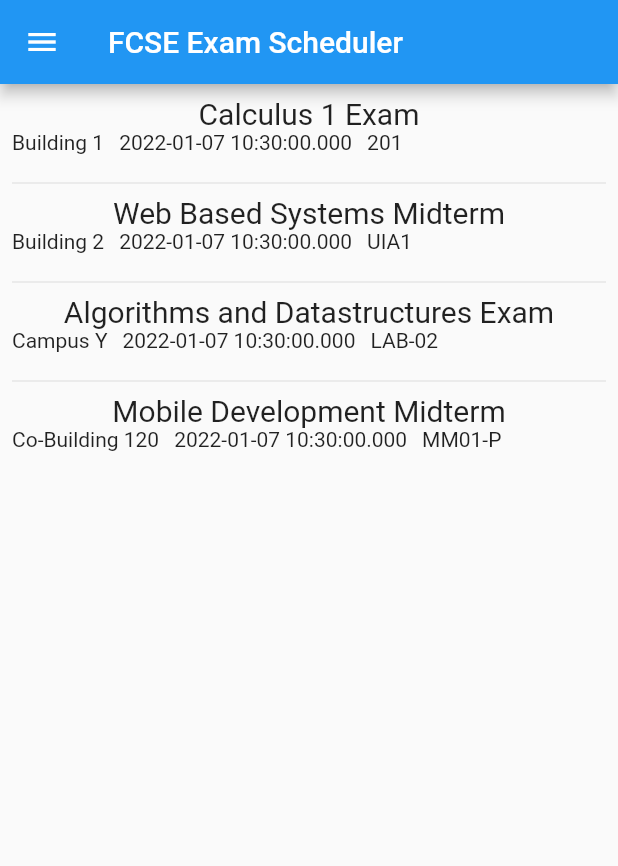
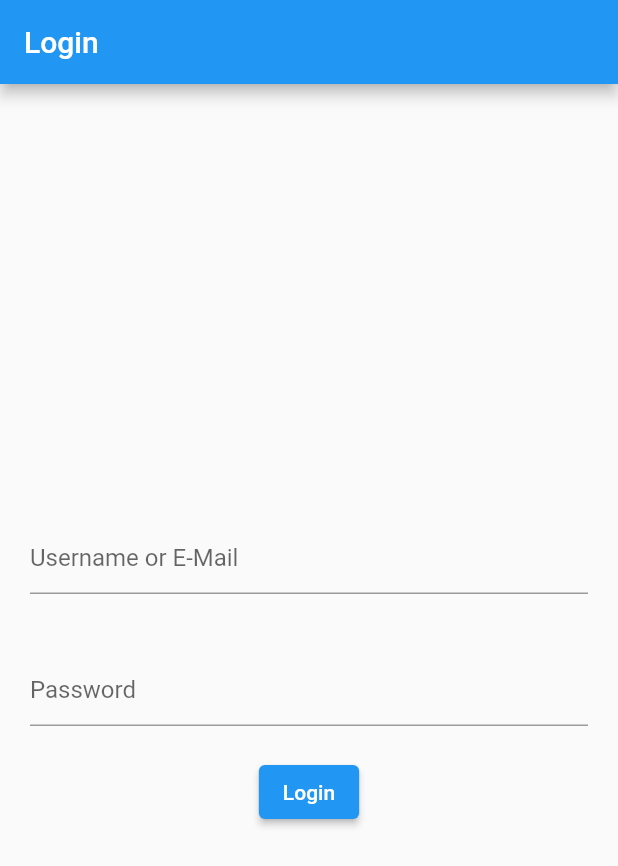
Before and after one commit to Aleksandar1932/MIS_2021, a Flutter app: the screen it shows after launch, on a phone screen of 412 x 824 dp. Shown: the top 866 px of the screen. Run offline on Flutter 3.47's test engine with Material 2 defaults, Android fonts, the phone set to English and light mode, and no system bars; our stand-ins replace flutter_datetime_picker, flutter_local_notifications, geolocator, google_maps_flutter, logger, table_calendar; accounts and stored records are empty.

Commit message:
[LAB] master | Add laboratory exercise 5

```diff
--- a/laboratory_exercises/exercise_3/lib/main.dart
+++ b/laboratory_exercises/exercise_3/lib/main.dart
@@ -1,4 +1,4 @@
-import 'package:exercise_3/ui/home.dart';
+import 'package:exercise_3/ui/wrapper.dart';
 import 'package:flutter/material.dart';
 
 void main() {
--- /dev/null
+++ b/laboratory_exercises/exercise_3/lib/model/dto/user_dto.dart
@@ -0,0 +1,9 @@
+class UserDto {
+  String? identifier;
+  String? password;
+
+  UserDto({
+    this.identifier,
+    this.password,
+  });
+}
--- a/laboratory_exercises/exercise_3/lib/model/slot.dart
+++ b/laboratory_exercises/exercise_3/lib/model/slot.dart
@@ -1,13 +1,17 @@
+import 'package:google_maps_flutter/google_maps_flutter.dart';
+
 class Slot {
   String description;
   String location;
   String roomId;
   DateTime startTime;
+  LatLng? position;
 
   Slot({
     required this.description,
     required this.location,
     required this.roomId,
     required this.startTime,
+    this.position
   });
 }
--- /dev/null
+++ b/laboratory_exercises/exercise_3/lib/model/user.dart
@@ -0,0 +1,9 @@
+import 'dart:math';
+
+class User {
+  String? uid;
+  String? identifier;
+  String? password;
+
+  User({this.uid = "123", this.identifier, this.password});
+}
--- /dev/null
+++ b/laboratory_exercises/exercise_3/lib/service/auth_service.dart
@@ -0,0 +1,8 @@
+import 'package:exercise_3/model/dto/user_dto.dart';
+import 'package:exercise_3/model/user.dart';
+
+abstract class BaseAuthService {
+  User signIn(UserDto userDto);
+  void signOut();
+  User? getCurrentUser();
+}
--- /dev/null
+++ b/laboratory_exercises/exercise_3/lib/service/impl/auth_service_impl.dart
@@ -0,0 +1,29 @@
+import 'package:exercise_3/common/memory_store.dart';
+import 'package:exercise_3/model/dto/user_dto.dart';
+import 'package:exercise_3/model/user.dart';
+import 'package:exercise_3/service/auth_service.dart';
+
+class SimpleAuthService extends BaseAuthService {
+  static final SimpleAuthService _instance = SimpleAuthService._internal();
+  factory SimpleAuthService() => _instance;
+  SimpleAuthService._internal();
+
+  User? _currentUser;
+
+  @override
+  User? getCurrentUser() {
+    return _currentUser;
+  }
+
+  @override
+  User signIn(UserDto userDto) {
+    User user = User(identifier: userDto.identifier);
+    _currentUser = user;
+    return user;
+  }
+
+  @override
+  void signOut() {
+    _currentUser = null;
+  }
+}
--- a/laboratory_exercises/exercise_3/lib/service/impl/slot_service_impl.dart
+++ b/laboratory_exercises/exercise_3/lib/service/impl/slot_service_impl.dart
@@ -3,6 +3,10 @@ import 'package:exercise_3/model/slot.dart';
 import 'package:exercise_3/service/slot_service.dart';
 
 class SlotService extends BaseSlotService {
+  static final SlotService _instance = SlotService._intrenal();
+  factory SlotService() => _instance;
+  SlotService._intrenal();
+
   MemoryStore<Slot> slotStore = MemoryStore<Slot>();
   @override
   void addSlot(Slot slot) {
--- /dev/null
+++ b/laboratory_exercises/exercise_3/lib/ui/auth/login.dart
@@ -0,0 +1,62 @@
+import 'package:exercise_3/model/dto/user_dto.dart';
+import 'package:exercise_3/service/auth_service.dart';
+import 'package:exercise_3/service/impl/auth_service_impl.dart';
+import 'package:exercise_3/ui/wrapper.dart';
+import 'package:flutter/material.dart';
+
+class Login extends StatefulWidget {
+  const Login({Key? key}) : super(key: key);
+
+  @override
+  _LoginState createState() => _LoginState();
+}
+
+class _LoginState extends State<Login> {
+  final BaseAuthService _authService = SimpleAuthService();
+  TextEditingController _identifierController = TextEditingController();
+  TextEditingController _passwordController = TextEditingController();
+
+  @override
+  Widget build(BuildContext context) {
+    return Scaffold(
+      appBar: AppBar(
+        title: Text('Login'),
+      ),
+      body: Center(
+        child: Column(
+          mainAxisAlignment: MainAxisAlignment.center,
+          children: [
+            Padding(
+              padding: const EdgeInsets.all(20),
+              child: TextField(
+                controller: _identifierController,
+                decoration: InputDecoration(
+                  hintText: 'Username or E-Mail',
+                ),
+              ),
+            ),
+            Padding(
+              padding: const EdgeInsets.all(20),
+              child: TextField(
+                controller: _passwordController,
+                obscureText: true,
+                decoration: InputDecoration(
+                  hintText: 'Password',
+                ),
+              ),
+            ),
+            ElevatedButton(
+                onPressed: () => {
+                      _authService.signIn(UserDto(
+                          identifier: _identifierController.text,
+                          password: _identifierController.text)),
+                      Navigator.of(context).pushReplacement(
+                          MaterialPageRoute(builder: (context) => App())),
+                    },
+                child: Text("Login"))
+          ],
+        ),
+      ),
+    );
+  }
+}
--- a/laboratory_exercises/exercise_3/lib/ui/home.dart
+++ /dev/null
@@ -1,144 +0,0 @@
-import 'package:exercise_3/model/slot.dart';
-import 'package:exercise_3/service/impl/slot_service_impl.dart';
-import 'package:exercise_3/ui/add_exam.dart';
-import 'package:flutter/material.dart';
-
-class App extends StatelessWidget {
-  const App({Key? key}) : super(key: key);
-
-  @override
-  Widget build(BuildContext context) {
-    return MaterialApp(
-      title: 'FCSE Exam Scheduler',
-      debugShowCheckedModeBanner: false,
-      theme: ThemeData(
-        primarySwatch: Colors.blue,
-      ),
-      home: const MyHomePage(title: 'FCSE Exam Scheduler'),
-    );
-  }
-}
-
-class MyHomePage extends StatefulWidget {
-  const MyHomePage({Key? key, required this.title}) : super(key: key);
-
-  final String title;
-
-  @override
-  State<MyHomePage> createState() => _MyHomePageState();
-}
-
-class _MyHomePageState extends State<MyHomePage> {
-  final SlotService _slotService = SlotService();
-  int _counter = 0;
-
-  void addSlot(var slot) {
-    setState(() {
-      _slotService.addSlot(slot);
-    });
-  }
-
-  @override
-  void initState() {
-    super.initState();
-
-    _slotService.addSlot(Slot(
-        description: "Calculus 1 Exam",
-        location: "Building 1",
-        roomId: "201",
-        startTime: DateTime.now()));
-    _slotService.addSlot(Slot(
-        description: "Web Based Systems Midterm",
-        location: "Building 2",
-        roomId: "UIA1",
-        startTime: DateTime.now()));
-    _slotService.addSlot(Slot(
-        description: "Algorithms and Datastructures Exam",
-        location: "Campus Y",
-        roomId: "LAB-02",
-        startTime: DateTime.now()));
-    _slotService.addSlot(Slot(
-        description: "Mobile Development Midterm",
-        location: "Co-Building 120",
-        roomId: "MM01-P",
-        startTime: DateTime.now()));
-  }
-
-  @override
-  Widget build(BuildContext context) {
-    List<Slot> slots = _slotService.getSlots();
-    return Scaffold(
-      appBar: AppBar(
-        title: Text(widget.title),
-      ),
-      drawer: Drawer(
-        child: Column(
-          children: [
-            Padding(padding: EdgeInsets.fromLTRB(0, 30, 0, 0)),
-            CircleAvatar(
-              radius: 40,
-            ),
-            Padding(padding: EdgeInsets.fromLTRB(0, 10, 0, 0)),
-            Text("Aleksandar Ivanovski"),
-            Divider(
-              height: 100,
-            ),
-            Padding(
-              padding: const EdgeInsets.symmetric(vertical: 0, horizontal: 20),
-              child: ElevatedButton(
-                  onPressed: () => {
-                        Navigator.push(
-                            context,
-                            MaterialPageRoute(
-                                builder: (context) =>
-                                    AddSlot(addSlot: addSlot))),
-                      },
-                  child: Row(
-                    children: [Icon(Icons.add), Text("New Slot")],
-                  )),
-            ),
-          ],
-        ),
-      ),
-      body: Column(
-        mainAxisAlignment: MainAxisAlignment.start,
-        children: <Widget>[
-          Expanded(
-            child: ListView.separated(
-              padding: const EdgeInsets.all(8),
-              itemCount: slots.length,
-              itemBuilder: (BuildContext context, int index) {
-                var currentSlot = slots[index];
-                return Container(
-                  height: 50,
-                  child: Column(children: [
-                    Text(
-                      currentSlot.description,
-                      style: TextStyle(fontSize: 20),
-                    ),
-                    Row(children: [
-                      Text(currentSlot.location),
-                      VerticalDivider(
-                        width: 10,
-                      ),
-                      Text(currentSlot.startTime.toString()),
-                      VerticalDivider(
-                        width: 10,
-                      ),
-                      Text(currentSlot.roomId),
-                      VerticalDivider(
-                        width: 10,
-                      ),
-                    ])
-                  ]),
-                );
-              },
-              separatorBuilder: (BuildContext context, int index) =>
-                  const Divider(),
-            ),
-          )
-        ],
-      ),
-    );
-  }
-}
--- /dev/null
+++ b/laboratory_exercises/exercise_3/lib/ui/wrapper.dart
@@ -0,0 +1,25 @@
+import 'package:exercise_3/service/auth_service.dart';
+import 'package:exercise_3/service/impl/auth_service_impl.dart';
+import 'package:flutter/material.dart';
+
+import 'home/home.dart';
+import 'auth/login.dart';
+
+class App extends StatelessWidget {
+  const App({Key? key}) : super(key: key);
+
+  @override
+  Widget build(BuildContext context) {
+    BaseAuthService _authService = SimpleAuthService();
+    return MaterialApp(
+      title: 'FCSE Exam Scheduler',
+      debugShowCheckedModeBanner: false,
+      theme: ThemeData(
+        primarySwatch: Colors.blue,
+      ),
+      home: _authService.getCurrentUser() != null
+          ? const Home(title: 'FCSE Exam Scheduler')
+          : Login(),
+    );
+  }
+}
--- a/laboratory_exercises/exercise_3/pubspec.yaml
+++ b/laboratory_exercises/exercise_3/pubspec.yaml
@@ -35,6 +35,11 @@ dependencies:
   # Use with the CupertinoIcons class for iOS style icons.
   cupertino_icons: ^1.0.2
   flutter_datetime_picker: ^1.5.1
+  table_calendar: ^3.0.3
+  flutter_local_notifications: ^9.2.0
+  google_maps_flutter: ^2.1.1
+  geolocator: ^8.0.1
+
 
 dev_dependencies:
   flutter_test:
```
Also changed, not shown: laboratory_exercises/exercise_3/lib/service/notification_service.dart (added, +11 -0 lines), laboratory_exercises/exercise_3/lib/ui/home/add_exam.dart (renamed from laboratory_exercises/exercise_3/lib/ui/add_exam.dart, +38 -9 lines), laboratory_exercises/exercise_3/lib/ui/home/home.dart (added, +56 -0 lines), laboratory_exercises/exercise_3/lib/ui/home/map_view.dart (added, +74 -0 lines), laboratory_exercises/exercise_3/lib/ui/home/widgets/calendar_view.dart (added, +122 -0 lines), laboratory_exercises/exercise_3/lib/ui/home/widgets/home_drawer.dart (added, +65 -0 lines), laboratory_exercises/exercise_3/lib/utils/acquire_position.dart (added, +38 -0 lines), laboratory_exercises/exercise_3/lib/utils/bootstrap.dart (added, +33 -0 lines), 4 other files.
